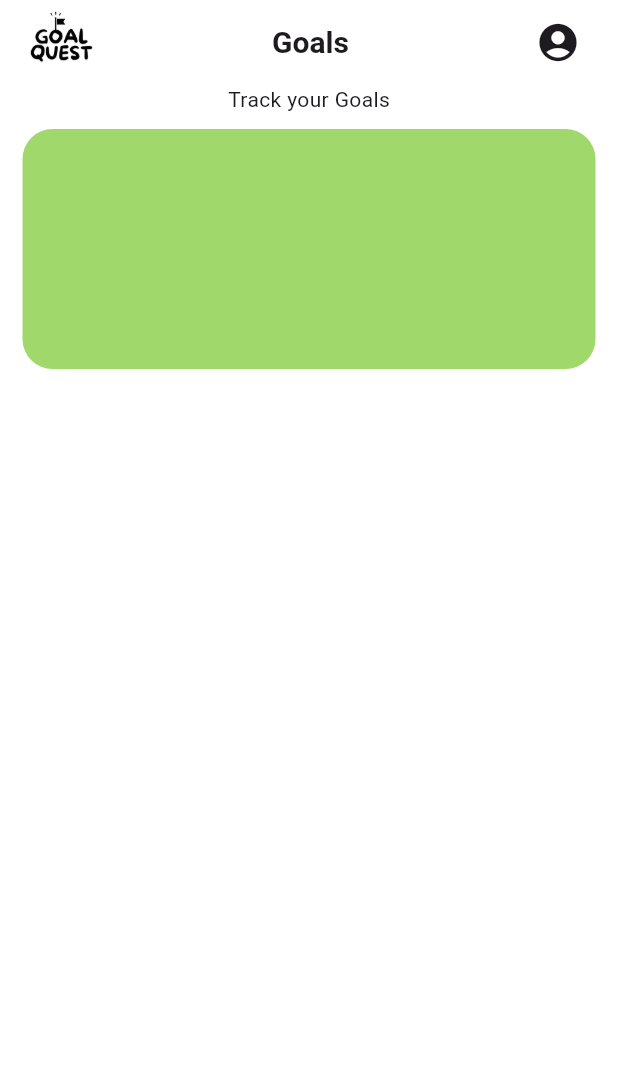
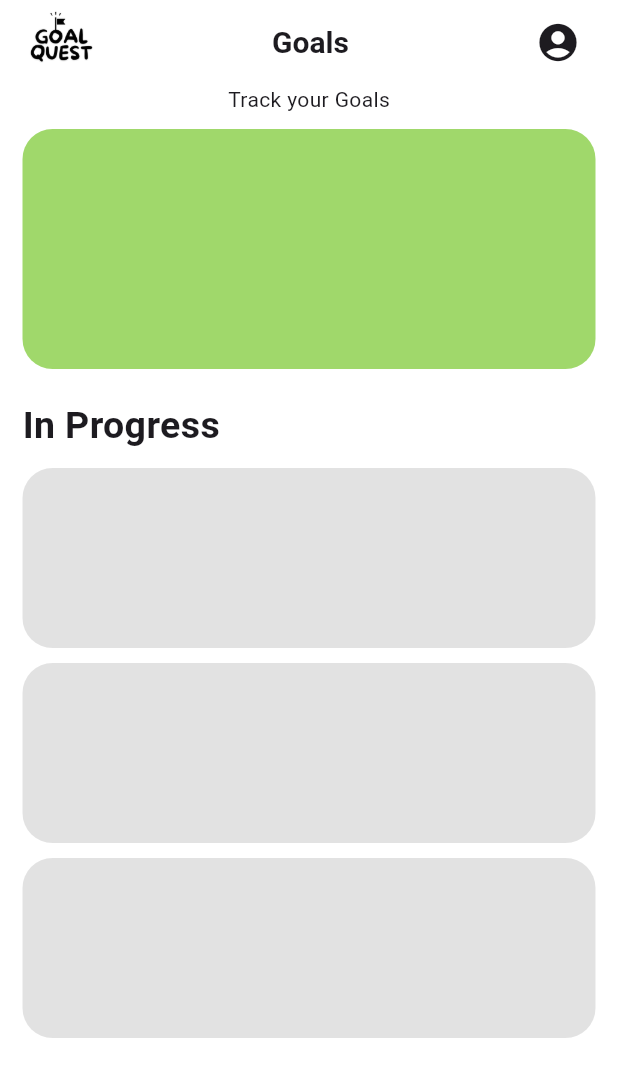
Before and after one commit to MethasakTKL/GoalQuest-Frontend, a Flutter app: the GoalsPage screen opened directly, on a phone screen of 412 x 824 dp. Shown: the top 1077 px of the screen. Run offline on Flutter 3.47's test engine with Material 3 defaults, Android fonts, the phone set to English and light mode, and no system bars.

Commit message:
scrollable in home and goals page

```diff
--- a/lib/pages/goals/goals_page.dart
+++ b/lib/pages/goals/goals_page.dart
@@ -36,7 +36,8 @@ class GoalsPage extends StatelessWidget {
         ),
         automaticallyImplyLeading: false, // ปิดปุ่ม Back
       ),
-      body: Padding(
+      body: SingleChildScrollView(
+        child: Padding(
           padding: const EdgeInsets.fromLTRB(15, 0, 15, 10),
           child: Column(
             children: [
@@ -54,6 +55,81 @@ class GoalsPage extends StatelessWidget {
                         color: const Color.fromARGB(156, 100, 192, 13),
                         borderRadius: BorderRadius.circular(20),
                       ),
+                    ),
+                    const SizedBox(
+                      height: 20,
+                    ),
+                    const Row(
+                      children: [
+                        Text(
+                          "In Progress",
+                          style: TextStyle(
+                              fontSize: 25, fontWeight: FontWeight.bold),
+                        ),
+                      ],
+                    ),
+                    const SizedBox(
+                      height: 10,
+                    ),
+                    GestureDetector(
+                      // สำหรับกดเพื่อเปลี่ยนหน้าต่าง
+                      onTap: () {},
+                      child: Container(
+                        width: double.infinity,
+                        height: 120,
+                        decoration: BoxDecoration(
+                          color: const Color.fromARGB(156, 208, 208, 208),
+                          borderRadius: BorderRadius.circular(20),
+                        ),
+                        child: const Padding(
+                          padding: EdgeInsets.fromLTRB(30, 0, 10, 0),
+                          child: Row(
+                            children: [],
+                          ),
+                        ),
+                      ),
+                    ),
+                    const SizedBox(
+                      height: 10,
+                    ),
+                    GestureDetector(
+                      // สำหรับกดเพื่อเปลี่ยนหน้าต่าง
+                      onTap: () {},
+                      child: Container(
+                        width: double.infinity,
+                        height: 120,
+                        decoration: BoxDecoration(
+                          color: const Color.fromARGB(156, 208, 208, 208),
+                          borderRadius: BorderRadius.circular(20),
+                        ),
+                        child: const Padding(
+                          padding: EdgeInsets.fromLTRB(30, 0, 10, 0),
+                          child: Row(
+                            children: [],
+                          ),
+                        ),
+                      ),
+                    ),
+                    const SizedBox(
+                      height: 10,
+                    ),
+                    GestureDetector(
+                      // สำหรับกดเพื่อเปลี่ยนหน้าต่าง
+                      onTap: () {},
+                      child: Container(
+                        width: double.infinity,
+                        height: 120,
+                        decoration: BoxDecoration(
+                          color: const Color.fromARGB(156, 208, 208, 208),
+                          borderRadius: BorderRadius.circular(20),
+                        ),
+                        child: const Padding(
+                          padding: EdgeInsets.fromLTRB(30, 0, 10, 0),
+                          child: Row(
+                            children: [],
+                          ),
+                        ),
+                      ),
                     )
                   ],
                 ),
@@ -61,6 +137,7 @@ class GoalsPage extends StatelessWidget {
             ],
           ),
         ),
+      ),
     );
   }
 }
```
Also changed, not shown: lib/pages/home/home_page.dart (+47 -8 lines). Lines whose indentation alone changed are shown as unchanged.
